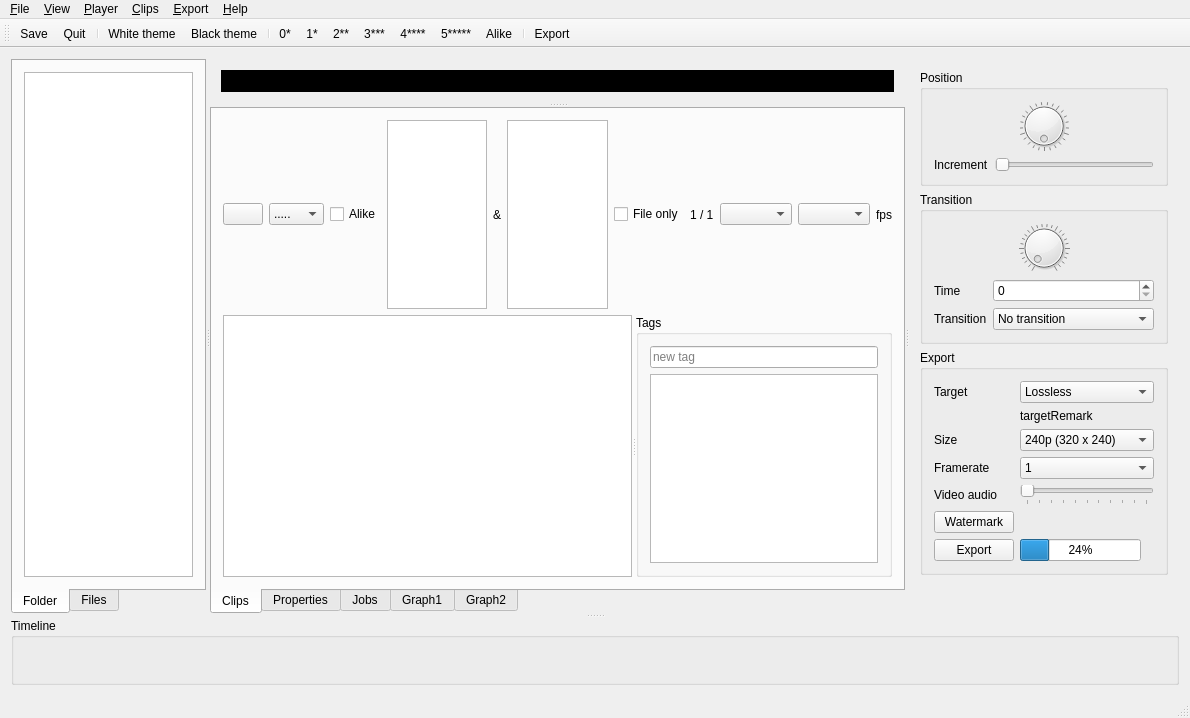
The window that mainwindow.ui (ewoudwijma/MediaSidekick) describes before a commit, drawn with Qt 5.
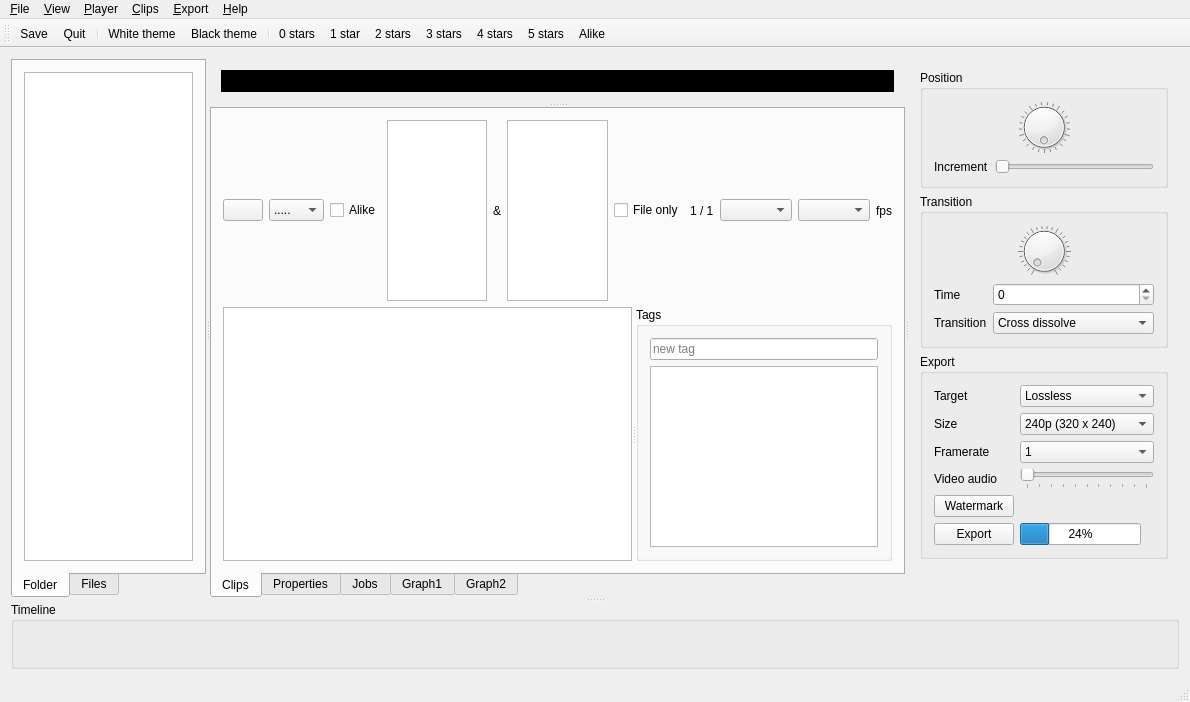
The same window after the commit. The open tabs and pages were chosen to show the change. Icons and pictures are not drawn. Custom widgets are drawn as their Qt base class.

Commit message:
0.1.0 improvements, export refactors, see workflowy
clips:rating as int (indexof) instead of text. Change onupdatein/out to setin/out. scanDir: first video then audio
export: add functions processOutput and processFinished, add success check (file created). Remove setdar and maintain aspectratio (calc videowidth). Encode all in filter_complex. Add addPremiereTrack. Improve premiere watermark and stereo audio
timeline: tranistiontime independent of transition method
mainwindow: add checkexit. refactor dial triggers

Diff of the .ui file:
```diff
--- a/mainwindow.ui
+++ b/mainwindow.ui
@@ -454,11 +454,6 @@
               </item>
               <item row="1" column="1">
                <widget class="QComboBox" name="transitionComboBox">
-                <item>
-                 <property name="text">
-                  <string>No transition</string>
-                 </property>
-                </item>
                 <item>
                  <property name="text">
                   <string>Cross dissolve</string>
@@ -508,14 +503,14 @@
               </item>
              </widget>
             </item>
-            <item row="2" column="0">
+            <item row="1" column="0">
              <widget class="QLabel" name="label_5">
               <property name="text">
                <string>Size</string>
               </property>
              </widget>
             </item>
-            <item row="2" column="1">
+            <item row="1" column="1">
              <widget class="QComboBox" name="exportSizeComboBox">
               <property name="currentIndex">
                <number>0</number>
@@ -567,14 +562,14 @@
               </item>
              </widget>
             </item>
-            <item row="3" column="0">
+            <item row="2" column="0">
              <widget class="QLabel" name="label_7">
               <property name="text">
                <string>Framerate</string>
               </property>
              </widget>
             </item>
-            <item row="3" column="1">
+            <item row="2" column="1">
              <widget class="QComboBox" name="exportFramerateComboBox">
               <property name="currentIndex">
                <number>0</number>
@@ -641,21 +636,33 @@
               </item>
              </widget>
             </item>
-            <item row="6" column="0">
+            <item row="5" column="0">
              <widget class="QLabel" name="label_2">
               <property name="text">
                <string>Video audio</string>
               </property>
              </widget>
             </item>
-            <item row="8" column="0">
-             <widget class="QPushButton" name="exportButton">
-              <property name="text">
-               <string>Export</string>
+            <item row="5" column="1">
+             <widget class="QSlider" name="exportVideoAudioSlider">
+              <property name="maximum">
+               <number>100</number>
+              </property>
+              <property name="singleStep">
+               <number>10</number>
+              </property>
+              <property name="orientation">
+               <enum>Qt::Horizontal</enum>
+              </property>
+              <property name="tickPosition">
+               <enum>QSlider::TicksBelow</enum>
+              </property>
+              <property name="tickInterval">
+               <number>10</number>
               </property>
              </widget>
             </item>
-            <item row="7" column="0">
+            <item row="6" column="0">
              <widget class="QPushButton" name="watermarkButton">
               <property name="enabled">
                <bool>true</bool>
@@ -665,7 +672,7 @@
               </property>
              </widget>
             </item>
-            <item row="7" column="1">
+            <item row="6" column="1">
              <widget class="QLabel" name="watermarkLabel">
               <property name="enabled">
                <bool>true</bool>
@@ -675,14 +682,14 @@
               </property>
              </widget>
             </item>
-            <item row="1" column="1">
-             <widget class="QLabel" name="targetRemarkLabel">
+            <item row="7" column="0">
+             <widget class="QPushButton" name="exportButton">
               <property name="text">
-               <string>targetRemark</string>
+               <string>Export</string>
               </property>
              </widget>
             </item>
-            <item row="8" column="1">
+            <item row="7" column="1">
              <layout class="QHBoxLayout" name="horizontalLayout_6">
               <item>
                <widget class="QProgressBar" name="progressBar">
@@ -700,25 +707,6 @@
               </item>
              </layout>
             </item>
-            <item row="6" column="1">
-             <widget class="QSlider" name="exportVideoAudioSlider">
-              <property name="maximum">
-               <number>100</number>
-              </property>
-              <property name="singleStep">
-               <number>10</number>
-              </property>
-              <property name="orientation">
-               <enum>Qt::Horizontal</enum>
-              </property>
-              <property name="tickPosition">
-               <enum>QSlider::TicksBelow</enum>
-              </property>
-              <property name="tickInterval">
-               <number>10</number>
-              </property>
-             </widget>
-            </item>
            </layout>
           </widget>
          </item>
@@ -847,8 +835,6 @@
    <addaction name="action4_stars"/>
    <addaction name="action5_stars"/>
    <addaction name="actionAlike"/>
-   <addaction name="separator"/>
-   <addaction name="actionExport"/>
   </widget>
   <widget class="QStatusBar" name="statusBar"/>
   <action name="actionQuit">
@@ -907,7 +893,7 @@
   </action>
   <action name="action1_star">
    <property name="text">
-    <string>&amp;1*</string>
+    <string>&amp;1 star</string>
    </property>
    <property name="toolTip">
     <string>1 star</string>
@@ -918,7 +904,7 @@
   </action>
   <action name="action2_stars">
    <property name="text">
-    <string>&amp;2**</string>
+    <string>&amp;2 stars</string>
    </property>
    <property name="toolTip">
     <string>2 stars</string>
@@ -929,7 +915,7 @@
   </action>
   <action name="action3_stars">
    <property name="text">
-    <string>&amp;3***</string>
+    <string>&amp;3 stars</string>
    </property>
    <property name="toolTip">
     <string>3 stars</string>
@@ -940,7 +926,7 @@
   </action>
   <action name="action4_stars">
    <property name="text">
-    <string>&amp;4****</string>
+    <string>&amp;4 stars</string>
    </property>
    <property name="toolTip">
     <string>4 stars</string>
@@ -951,7 +937,7 @@
   </action>
   <action name="action5_stars">
    <property name="text">
-    <string>&amp;5*****</string>
+    <string>&amp;5 stars</string>
    </property>
    <property name="toolTip">
     <string>5 stars</string>
@@ -962,7 +948,7 @@
   </action>
   <action name="action0_stars">
    <property name="text">
-    <string>&amp;0*</string>
+    <string>&amp;0 stars</string>
    </property>
    <property name="toolTip">
     <string>0 stars</string>
```
Left out of the diff: 28 changed lines with no effect on the pictures. The commit also changes 27 other files.
